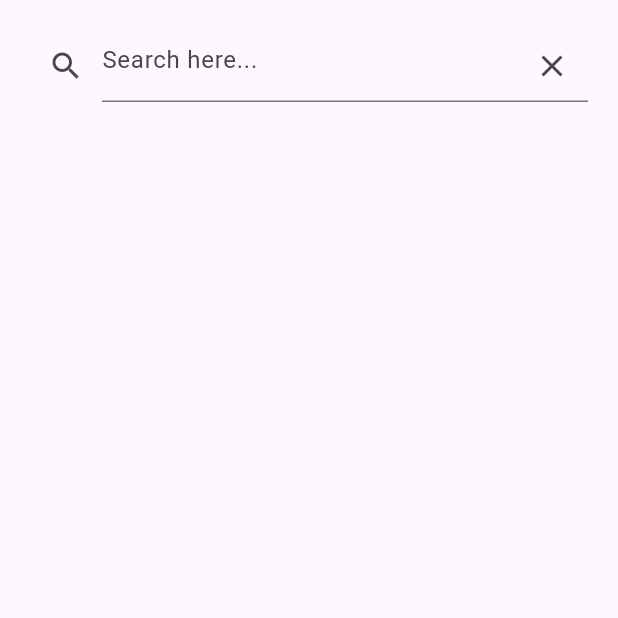
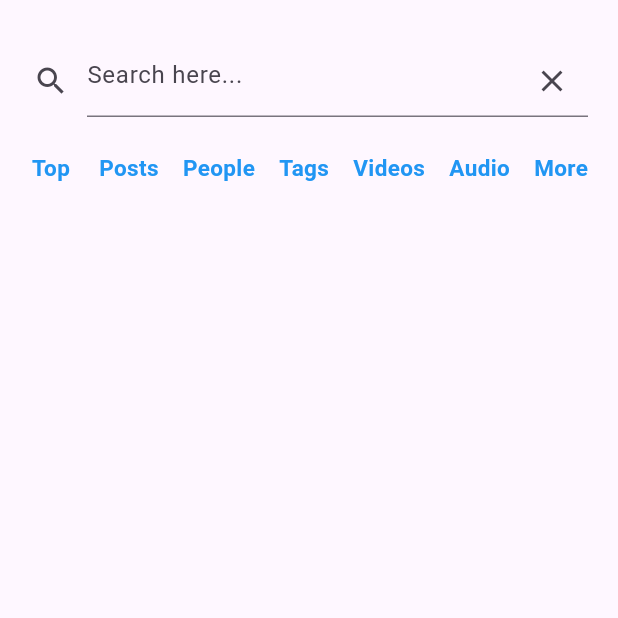
Before and after one commit to yosiasp/mobile_prog_kel6, a Flutter app: the SearchAccount screen opened directly, on a phone screen of 412 x 824 dp, the top half of it. Run offline on Flutter 3.47's test engine with Material 3 defaults, Android fonts, the phone set to English and light mode, and no system bars; our stand-ins replace cloud_firestore, firebase_auth, firebase_core, firebase_storage, image_picker; accounts and stored records are empty.

Commit message:
add clear function and search option in search_account, edit text in upload_image

```diff
--- a/lib/screens/search_account.dart
+++ b/lib/screens/search_account.dart
@@ -8,35 +8,121 @@ class SearchAccount extends StatefulWidget {
 }
 
 class _SearchAccountState extends State<SearchAccount> {
+
+  final fieldText = TextEditingController();
+
+  void clearText() {
+    fieldText.clear();
+  }
+
   TextEditingController searchController = TextEditingController();
   @override
   Widget build(BuildContext context) {
     return SafeArea(
         child: Scaffold(
-      body: SizedBox(
+        body: SizedBox(
           height: MediaQuery.of(context).size.height,
           width: MediaQuery.of(context).size.width,
           child: Column(
             children: [
               Padding(
-                padding: const EdgeInsets.all(20),
+                padding: const EdgeInsets.fromLTRB(10, 30, 20, 10),
                 child: Row(
                   children: [
                     IconButton(
                         onPressed: () {}, icon: const Icon(Icons.search)),
                     Expanded(
                         child: TextField(
-                      controller: searchController,
-                      decoration: const InputDecoration(
-                        hintText: "Search here...",
-                        suffixIcon: Icon(Icons.clear),
-                      ),
-                    )),
+                          decoration: InputDecoration(
+                              hintText: 'Search here...',
+                              suffixIcon: IconButton(
+                                  icon: const Icon(Icons.clear),
+                                  onPressed: clearText,
+                              ),
+                          ),
+                        controller: fieldText,
+                        ),
+                    ),
+                  ],
+                ),
+              ),
+              Padding(
+                padding: const EdgeInsets.fromLTRB(10, 0, 10, 40),
+                child: Row(
+                  children: [
+                    IconButton(
+                        onPressed: () {}, icon: const Text(
+                          'Top', style: TextStyle(
+                              fontWeight: FontWeight.bold,
+                              fontSize: 15,
+                              color: Colors.blue,
+                          ),
+                        )
+                    ),
+                    IconButton(
+                        onPressed: () {}, icon: const Text(
+                          'Posts', style: TextStyle(
+                              fontWeight: FontWeight.bold,
+                              fontSize: 15,
+                              color: Colors.blue,
+                          ),
+                        )
+                    ),
+                    IconButton(
+                        onPressed: () {}, icon: const Text(
+                          'People', style: TextStyle(
+                              fontWeight: FontWeight.bold,
+                              fontSize: 15,
+                              color: Colors.blue,
+                          ),
+                        )
+                    ),
+                    IconButton(
+                        onPressed: () {}, icon: const Text(
+                          'Tags', style: TextStyle(
+                              fontWeight: FontWeight.bold,
+                              fontSize: 15,
+                              color: Colors.blue,
+                          ),
+                        )
+                    ),
+                    IconButton(
+                        onPressed: () {},
+                        icon: const Text(
+                          'Videos', style: TextStyle(
+                              fontWeight: FontWeight.bold,
+                              fontSize: 15,
+                              color: Colors.blue,
+                          ),
+                        )
+                    ),
+                    IconButton(
+                        onPressed: () {},
+                        icon: const Text(
+                          'Audio', style: TextStyle(
+                              fontWeight: FontWeight.bold,
+                              fontSize: 15,
+                              color: Colors.blue,
+                          ),
+                        )
+                    ),
+                    IconButton(
+                        onPressed: () {},
+                        icon: const Text(
+                          'More', style: TextStyle(
+                              fontWeight: FontWeight.bold,
+                              fontSize: 15,
+                              color: Colors.blue,
+                          ),
+                        )
+                    ),
                   ],
                 ),
               )
             ],
-          )),
-    ));
+          )
+        ),
+      )
+    );
   }
 }
--- a/lib/screens/upload_image.dart
+++ b/lib/screens/upload_image.dart
@@ -178,7 +178,7 @@ class _UploadImageState extends State<UploadImage> {
                 ),
               const SizedBox(height: 20),
               const Text(
-                'Click circle below to add photo',
+                'Click above to add photo ☝️',
                 style: TextStyle(
                   fontWeight: FontWeight.bold,
                   fontSize: 15,
@@ -188,7 +188,7 @@ class _UploadImageState extends State<UploadImage> {
               const SizedBox(height: 20),
               // ignore: prefer_const_constructors
               Text(
-                'Add caption below',
+                'Add caption below 👇',
                 // ignore: prefer_const_constructors
                 style: TextStyle(
                   fontWeight: FontWeight.bold,
```
